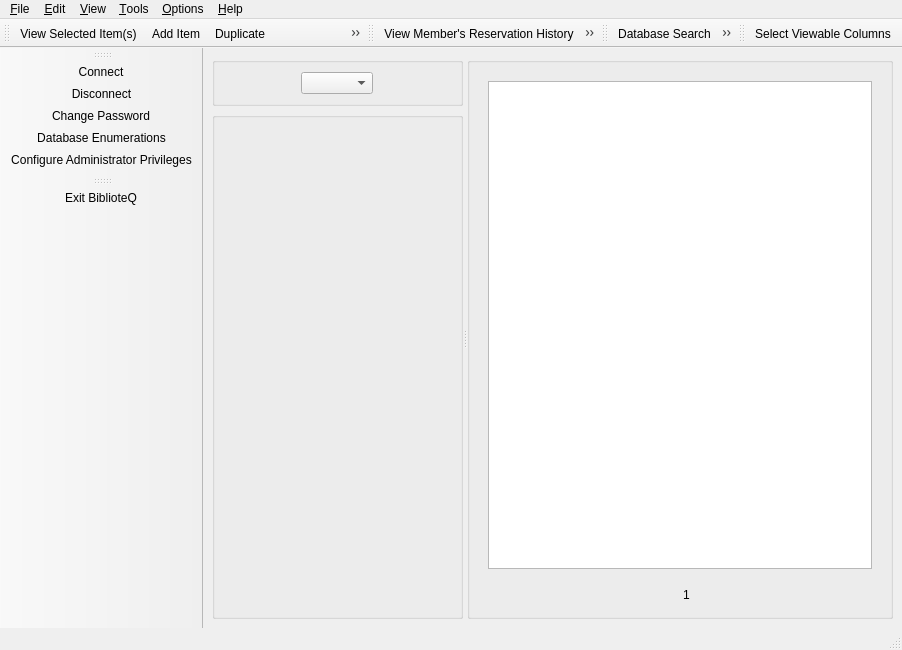
textbrowser/biblioteq, file UI/mainwindow.ui: the form before one commit.
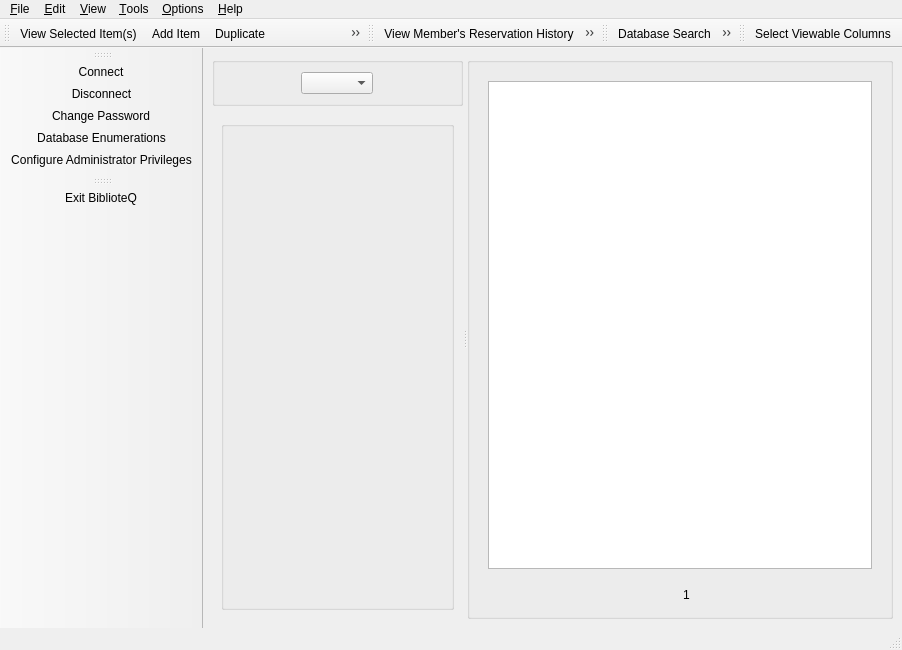
The form after the commit. Icons and pictures are not drawn. Custom widgets are drawn as their Qt base class.

What changed in the file:
```diff
--- a/UI/mainwindow.ui
+++ b/UI/mainwindow.ui
@@ -82,6 +82,24 @@
          </widget>
         </item>
         <item>
+         <widget class="QScrollArea" name="scrollArea">
+          <property name="frameShape">
+           <enum>QFrame::NoFrame</enum>
+          </property>
+          <property name="widgetResizable">
+           <bool>true</bool>
+          </property>
+          <widget class="QWidget" name="scrollAreaWidgetContents">
+           <property name="geometry">
+            <rect>
+             <x>0</x>
+             <y>0</y>
+             <width>336</width>
+             <height>464</height>
+            </rect>
+           </property>
+           <layout class="QVBoxLayout" name="verticalLayout_7">
+            <item>
          <widget class="QGroupBox" name="itemSummary">
           <property name="flat">
            <bool>false</bool>
@@ -150,6 +168,10 @@
         </item>
        </layout>
       </widget>
+         </widget>
+        </item>
+       </layout>
+      </widget>
       <widget class="QGroupBox" name="groupBox_2">
        <layout class="QVBoxLayout" name="verticalLayout">
         <item>
```
Left out of the diff: 87 changed lines with no effect on the pictures. Lines whose indentation alone changed are shown as unchanged.
